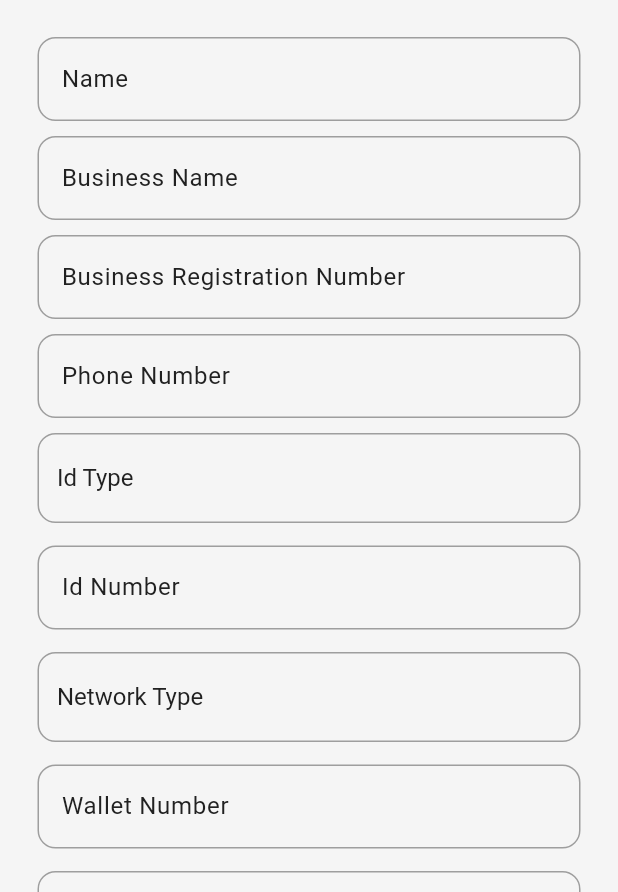
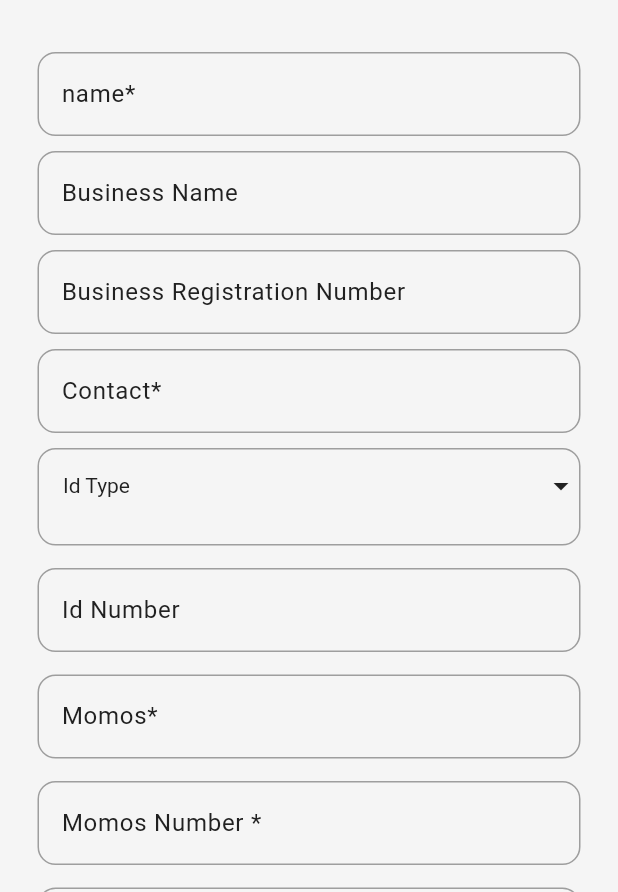
Before and after one commit to Jheezy30/agent_app, a Flutter app: the screen it shows after launch, on a phone screen of 412 x 824 dp, the part 344-1236 px from its top. Run offline on Flutter 3.47's test engine with Material 3 defaults, Android fonts, the phone set to English and light mode, and no system bars; our stand-ins replace dio, dropdown_button2, flutter_svg, geolocator, permission_handler; accounts and stored records are empty.

Commit message:
changes commit

```diff
--- a/lib/components/custom_table_row.dart
+++ b/lib/components/custom_table_row.dart
@@ -72,31 +72,39 @@ class _CustomTableRowState extends State<CustomTableRow> {
           ),
           confirmationTableRow(
             title: 'Business Registration Number',
-            info: '${widget.user.businessRegistration}',
+            info: '${widget.user.businessRegistrationNumber}',
           ),
           confirmationTableRow(
             title: 'Phone Number',
-            info: '${widget.user.phone}',
+            info: '${widget.user.contact}',
+          ),
+          confirmationTableRow(
+            title: 'Id Type',
+            info: '${widget.user.idType}',
           ),
           confirmationTableRow(
             title: 'Id Number',
             info: '${widget.user.idNumber}',
           ),
           confirmationTableRow(
-            title: 'Id Type',
-            info: '${widget.user.idType}',
+            title: 'Momos',
+            info: '${widget.user.momos}',
           ),
           confirmationTableRow(
-            title: 'Network Type',
-            info: '${widget.user.selectedValue}',
+            title: 'Momos Number',
+            info: '${widget.user.momosNumber}',
           ),
           confirmationTableRow(
-            title: 'Wallet Number',
-            info: '${widget.user.wallet}',
+            title: 'Momos Network',
+            info: '${widget.user.momosNetwork}',
           ),
-          confirmationTableRow(
+           confirmationTableRow(
+            title: 'isAmbassador',
+            info: '${widget.user.isAmbassador}',
+          ),
+             confirmationTableRow(
             title: 'Zone',
-            info: '${widget.user.selected}',
+            info: '${widget.user.isLandTenureAgent}',
           ),
           confirmationTableRow(
             title: 'Longitude',
@@ -122,6 +130,12 @@ class _CustomTableRowState extends State<CustomTableRow> {
             title: 'Municipality',
             info: '${geo.district ?? 'N/A'}',
           ),
+            confirmationTableRow(
+            title: 'Suburb',
+            info: '${geo.town ?? 'N/A'}',
+          ),
+
+
         ],
       );
     });
--- a/lib/components/my_drop_down_button.dart
+++ b/lib/components/my_drop_down_button.dart
@@ -1,58 +1,72 @@
+import 'package:dropdown_button2/dropdown_button2.dart';
 import 'package:flutter/material.dart';
-
 class MyDropDownButton extends StatelessWidget {
   final List<String> items;
   final String selectedValue;
+  final String hintText;
   final void Function(String?)? onChanged;
+  final bool isRequired;
+  final String? Function(String?)? validator;
 
   const MyDropDownButton({
     Key? key,
     required this.items,
     required this.selectedValue,
     required this.onChanged,
+    required this.hintText,
+    this.isRequired = false,
+    this.validator,
   }) : super(key: key);
 
   @override
   Widget build(BuildContext context) {
     return Padding(
-      padding: const EdgeInsets.symmetric(horizontal: 25,),
+      padding: const EdgeInsets.symmetric(horizontal: 25),
       child: Container(
-        height: 60,
+        height: 65,
         decoration: BoxDecoration(
           borderRadius: BorderRadius.circular(12),
           border: Border.all(color: Colors.grey.shade500),
         ),
-
-        child: DropdownButtonHideUnderline(
-          child: Padding(
-            padding: const EdgeInsets.symmetric(horizontal: 12.0),
-            child: DropdownButton<String>(
-              isExpanded: true,
-
-              value: selectedValue,
-              onChanged: onChanged,
-              items: items.map<DropdownMenuItem<String>>((String value) {
-                return DropdownMenuItem<String>(
-                  value: value,
-                  child: Text(
-                    value,
-                    style: TextStyle(
-                      fontSize: 16,
-                      color: Colors.grey.shade900,
-                    ),
-                    ),
-                );
-
-              }).toList(),
-
-              style: TextStyle(color: Colors.grey.shade900,
-
-              ),
-              icon: const Icon(Icons.arrow_drop_down),
-              iconEnabledColor: Colors.grey.shade100,
-              dropdownColor: Colors.grey.shade100,
+        child: DropdownButtonFormField<String>(
+          isExpanded: true,
+          value: selectedValue.isNotEmpty && items.contains(selectedValue)
+              ? selectedValue
+              : null,
+          decoration: InputDecoration(
+            contentPadding: EdgeInsets.symmetric(horizontal: 16),
+            hintStyle: TextStyle(color: Colors.grey.shade500),
+            enabledBorder: UnderlineInputBorder(
+              borderSide: BorderSide(color: Colors.transparent),
+            ),
+            focusedBorder: UnderlineInputBorder(
+              borderSide: BorderSide(color: Colors.transparent),
             ),
           ),
+          hint: Text(hintText, style: TextStyle(color: Colors.grey.shade900)),
+          onChanged: onChanged,
+          items: items
+              .map<DropdownMenuItem<String>>(
+                (String value) => DropdownMenuItem<String>(
+              value: value,
+              child: Text(
+                value,
+                style: TextStyle(fontSize: 16, color: Colors.grey.shade900),
+              ),
+            ),
+          )
+              .toList(),
+          style:  TextStyle(color: Colors.grey.shade100),
+          icon: Icon(
+            Icons.arrow_drop_down,
+            color: Colors.grey.shade900,
+          ),
+          validator: validator ?? (value) {
+            if (isRequired && (value == null || value.isEmpty)) {
+              return 'This field is required';
+            }
+            return null;
+          },
         ),
       ),
     );
--- /dev/null
+++ b/lib/components/my_textform_field.dart
@@ -0,0 +1,58 @@
+import 'package:flutter/material.dart';
+
+
+class MyTextFormField extends StatelessWidget {
+  final TextEditingController controller;
+  final String labelText;
+  final bool isRequired;
+  final bool isNumericOnly;
+  final String? Function(String?)? validator;
+
+  const MyTextFormField({
+    super.key,
+    required this.controller,
+    required this.labelText,
+    this.isRequired = false,
+    this.isNumericOnly = false,
+     this.validator,
+    });
+
+  @override
+  Widget build(BuildContext context) {
+    return Padding(
+      padding: const EdgeInsets.symmetric(horizontal: 25),
+      child: TextFormField(
+        autovalidateMode: AutovalidateMode.onUserInteraction,
+        controller: controller,
+        style: TextStyle(color: Colors.grey.shade900),
+        keyboardType: isNumericOnly ? TextInputType.number : TextInputType.text,
+        decoration: InputDecoration(
+          labelText: isRequired ? '$labelText* ' : labelText,
+          labelStyle: TextStyle(
+             color:Colors.grey.shade900,
+          ),
+          enabledBorder: OutlineInputBorder(
+            borderRadius: BorderRadius.circular(12),
+            borderSide: BorderSide(
+              color: Colors.grey.shade500,
+            ),
+          ),
+          focusedBorder: OutlineInputBorder(
+            borderRadius: BorderRadius.circular(12),
+            borderSide: BorderSide(
+              color: isRequired ? Colors.red : Colors.grey.shade500,
+            ),
+          ),
+        ),
+        cursorColor: Colors.grey.shade900,
+        validator: validator ?? (value) {
+          if (isRequired && (value == null || value.isEmpty)) {
+            return 'This field is required';
+          }
+
+          return null;
+        },
+      ),
+    );
+  }
+}
--- a/lib/model/user.dart
+++ b/lib/model/user.dart
@@ -2,36 +2,58 @@
 class User{
   final String name;
   final String? businessName;
-  final String? businessRegistration;
-  final String phone;
+  final String? businessRegistrationNumber;
+  final String contact;
+  final String location;
   final String? idNumber;
-  final String idType;
-  final String selectedValue;
-  final String selected;
-  final String wallet;
+  final String? idType;
+  final String momos;
+  final String momosNumber;
+  final String momosNetwork;
+  final String? isAmbassador;
+  final String? isLandTenureAgent;
+  final String? zone;
+  final String? region;
+  final String latitude;
+  final String longitude;
+
 
   User({
     required this.name,
     this.businessName,
-    this.businessRegistration,
-    required this.phone,
+    this.businessRegistrationNumber,
+    required this.contact,
+    required this.location,
     this.idNumber,
-    required this.idType,
-    required this.selectedValue,
-    required this.selected,
-    required this.wallet,
+    this.idType,
+    required this.momos,
+    required this.momosNumber,
+    required this.momosNetwork,
+    this.isAmbassador,
+    this.isLandTenureAgent,
+    this.zone,
+    this.region,
+    required this.latitude,
+    required this.longitude,
 });
   factory User.fromJson(Map<String, dynamic> json) {
     return User(
       name: json['name'],
       businessName: json['businessName'],
-      businessRegistration: json['businessRegistration'],
-      phone: json['phone'],
+      businessRegistrationNumber: json['businessRegistrationNumber'],
+      contact: json['contact'],
+      location: json['location'],
       idNumber: json['idNumber'],
       idType: json['idType'],
-      selectedValue: json['selectedValue'],
-      selected: json['selected'],
-      wallet: json['wallet'],
+      momos: json['momos'],
+      momosNumber: json['momosNumber'],
+      momosNetwork: json['momosNetwork'],
+      isAmbassador: json['isAmbassador'],
+      isLandTenureAgent: json['isLandTenureAgent'],
+      zone: json['zone'],
+      region: json['region'],
+      latitude: json['latitude'],
+      longitude: json['longitude'],
     );
   }
 
@@ -39,13 +61,21 @@ class User{
     return {
       'name': name,
       'businessName': businessName,
-      'businessRegistration': businessRegistration,
-      'phone': phone,
+      'businessRegistrationNumber': businessRegistrationNumber,
+      'contact': contact,
+      'location': location,
       'idNumber': idNumber,
       'idType': idType,
-      'selectedValue': selectedValue,
-      'selected': selected,
-      'wallet': wallet,
+      'momos': momos,
+      'momosNumber': momosNumber,
+      'momosNetwork': momosNetwork,
+      'isAmbassador' : isAmbassador,
+      'isLandTenureAgent' : isLandTenureAgent,
+      'zone' : zone,
+      'region' : region,
+      'latitude' : latitude,
+      'longitude' : longitude,
+
     };
   }
 }
--- a/lib/pages/vendors_page.dart
+++ b/lib/pages/vendors_page.dart
@@ -1,11 +1,12 @@
+import 'package:agent_app/components/custom_alert_dialogue.dart';
 import 'package:agent_app/components/my_button.dart';
 import 'package:agent_app/components/my_drop_down_button.dart';
+import 'package:agent_app/components/my_textform_field.dart';
 import 'package:agent_app/pages/confirm_details_page.dart';
 import 'package:flutter/material.dart';
 import 'package:flutter_svg/flutter_svg.dart';
 import 'package:provider/provider.dart';
 
-import '../components/my_textfield.dart';
 import '../model/user.dart';
 import '../services/geo_service.dart';
 
@@ -28,15 +29,30 @@ class _VendorsPageState extends State<VendorsPage> {
 
   final TextEditingController nameController = TextEditingController();
   final TextEditingController businessNameController = TextEditingController();
-  final TextEditingController businessRegistrationController =
+  final TextEditingController businessRegistrationNumberController =
       TextEditingController();
-  final TextEditingController phoneController = TextEditingController();
+  final TextEditingController contactController = TextEditingController();
   final TextEditingController idNumberController = TextEditingController();
-  final TextEditingController walletController = TextEditingController();
-  String _selectedValue = 'Network Type';
-  String _selected = 'Zone';
-  String _idType = 'Id Type';
+  final TextEditingController momosController = TextEditingController();
+  final TextEditingController momosNumberController = TextEditingController();
+  final TextEditingController isAmbassadorController = TextEditingController();
+  final TextEditingController isLandTenureAgentController =
+      TextEditingController();
+
+
   User? user;
+  final _formKey = GlobalKey<FormState>();
+  String _idType = '';
+  String _networkType = '';
+  String _zone = '';
+
+
+  String? _nameValidator(String? value) {
+    if (value == null || value.isEmpty) {
+      return 'This field is required';
+    }
+    return null;
+  }
 
   @override
   Widget build(BuildContext context) {
@@ -44,6 +60,8 @@ class _VendorsPageState extends State<VendorsPage> {
       builder: (__, geoservice, _) => Scaffold(
         body: Padding(
           padding: const EdgeInsets.only(top: 75),
+          child: Form(
+            key: _formKey,
             child: Column(
               children: [
                 SvgPicture.asset(
@@ -71,64 +89,91 @@ class _VendorsPageState extends State<VendorsPage> {
                     child: Column(
                       children: [
                         //name field
-                      MyTextField(
+                        const SizedBox(
+                          height: 10,
+                        ),
+
+                        MyTextFormField(
                           controller: nameController,
-                        hintText: "Name",
-                        obscureText: false,
+                          labelText: 'name',
+                          isRequired: true,
+                          validator: _nameValidator,
                         ),
                         const SizedBox(
                           height: 10,
                         ),
                         // business name
-                      MyTextField(
+                        MyTextFormField(
                           controller: businessNameController,
-                        hintText: "Business Name",
-                        obscureText: false,
+                          labelText: "Business Name",
                         ),
 
                         const SizedBox(
                           height: 10,
                         ),
                         // business_registration_number
-                      MyTextField(
-                        controller: businessRegistrationController,
-                        hintText: "Business Registration Number",
-                        obscureText: false,
+                        MyTextFormField(
+                          controller: businessRegistrationNumberController,
+                          labelText: "Business Registration Number",
                         ),
                         const SizedBox(
                           height: 10,
                         ),
 
                         // contact
-                      MyTextField(
-                        controller: phoneController,
-                        hintText: "Phone Number",
-                        obscureText: false,
+                        MyTextFormField(
+                          controller: contactController,
+                          labelText: "Contact",
+                          isRequired: true,
+                          isNumericOnly: true,
+                          validator: _nameValidator,
                         ),
-
-
                         const SizedBox(
                           height: 10,
                         ),
 
                         MyDropDownButton(
-                      items: ['Id Type', 'Ghana Card' , 'Driver License'],
-                       selectedValue: _idType,
-                        onChanged: (value){
+                          items: ['Ghana Card', 'Driver License'],
+                          selectedValue:_idType ,
+                          onChanged: (value) {
                             setState(() {
                               _idType = value!;
                             });
                           },
+                          hintText: 'Id Type',
                         ),
 
                         const SizedBox(
                           height: 15,
                         ),
-                      //id_number
-                      MyTextField(
+
+                        MyTextFormField(
                           controller: idNumberController,
-                        hintText: "Id Number",
-                        obscureText: false,
+                          labelText: "Id Number",
+                        ),
+
+                        const SizedBox(
+                          height: 15,
+                        ),
+
+                        MyTextFormField(
+                          controller: momosController,
+                          labelText: "Momos",
+                          isRequired: true,
+                          isNumericOnly: true,
+                          validator: _nameValidator,
+                        ),
+
+                        const SizedBox(
+                          height: 15,
+                        ),
+
+                        MyTextFormField(
+                          controller: momosNumberController,
+                          labelText: "Momos Number ",
+                          isRequired: true,
+                          isNumericOnly: true,
+                          validator: _nameValidator,
                         ),
 
                         // momo type
@@ -138,45 +183,57 @@ class _VendorsPageState extends State<VendorsPage> {
 
                         MyDropDownButton(
                           items: [
-                          'Network Type',
-                          'Mtn',
+                            'MTN',
                             'Telecel',
-                          'Airtel Tigo'
+                            'AirtelTigo'
                           ],
-                        selectedValue: _selectedValue,
+                          selectedValue:  _networkType,
+                          validator: _nameValidator,
+
+
                           onChanged: (value) {
                             setState(() {
-                            _selectedValue = value!;
+                              _networkType = value!;
+
                             });
                           },
+                          hintText: 'Momos Network',
+                          isRequired: true,
                         ),
                         const SizedBox(
                           height: 15,
                         ),
                         // Wallet number
-                      MyTextField(
-                        controller: walletController,
-                        hintText: "Wallet Number",
-                        obscureText: false,
+                        MyTextFormField(
+                          controller: isAmbassadorController,
+                          labelText: "isAmbassador",
                         ),
                         const SizedBox(
                           height: 15,
                         ),
+
+                        MyTextFormField(
+                          controller: isLandTenureAgentController,
+                          labelText: 'isLandTenureAgent',
+                        ),
+                        const SizedBox(
+                          height: 15,
+                        ),
+
                         MyDropDownButton(
                           items: [
-                          'Zone',
                             'Greater Accra',
                             'Eastern ',
                             'Middle Belt',
                             'Nothern',
                             'Western',
                           ],
-                        selectedValue: _selected,
+                          selectedValue:_zone,
                           onChanged: (value) {
                             setState(() {
-                            _selected = value!;
+                              _zone = value!;
                             });
-                        },
+                          }, hintText: 'Zone',
                         ),
 
                         const SizedBox(
@@ -184,36 +241,67 @@ class _VendorsPageState extends State<VendorsPage> {
                         ),
                         MyButton(
                           onTap: () {
+                            if (_formKey.currentState!.validate()) {
+                              _formKey.currentState!.save();
                               user = User(
                                 name: nameController.text,
-                            businessName: businessNameController.text.isNotEmpty
+                                businessName:
+                                    businessNameController.text.isNotEmpty
                                         ? businessNameController.text
                                         : null,
-                            businessRegistration:
-                                businessRegistrationController.text.isNotEmpty
-                                    ? businessRegistrationController.text
+                                businessRegistrationNumber:
+                                    businessRegistrationNumberController
+                                            .text.isNotEmpty
+                                        ? businessRegistrationNumberController
+                                            .text
                                         : null,
-                            phone: phoneController.text,
-                            selectedValue: _selectedValue,
-                            selected: _selected,
-                            wallet: walletController.text,
+                                contact: contactController.text,
                                 idNumber: idNumberController.text.isNotEmpty
                                     ? idNumberController.text
                                     : null,
                                 idType: _idType,
+                                momos: momosController.text,
+                                momosNumber: momosNumberController.text,
+                                momosNetwork: _networkType,
+                                isAmbassador:
+                                    isAmbassadorController.text.isNotEmpty
+                                        ? isAmbassadorController.text
+                                        : null,
+                                isLandTenureAgent:
+                                    isLandTenureAgentController.text.isNotEmpty
+                                        ? isAmbassadorController.text
+                                        : null,
+                                zone: _zone,
+                                location: '${geoservice.town ?? 'N/A'}',
+                                longitude:
+                                    '${geoservice.currentPosition?.longitude ?? 'N/A'}',
+                                latitude:
+                                    '${geoservice.currentPosition?.latitude ?? 'N/A'}',
+                              );
 
-                          );
+
+
+
                               Navigator.push(
                                 context,
                                 MaterialPageRoute(
                                   builder: (context) => ConfirmDetailsPage(
                                     user: user!,
-
-
-                                    )),
+                                  ),
+                                ),
                               );
+                            } else {
+                              showDialog(
+                                context: context,
+                                builder: (context) => CustomAlertDialog(
+                                  title: 'Empty Fields',
+                                  message:
+                                      'Please fill in all required fields.',
+                                ),
+                              );
+                            }
                           },
-                        text: "Confirm details",
+                          text: 'Confirm details',
                         ),
 
                         const SizedBox(
@@ -227,6 +315,7 @@ class _VendorsPageState extends State<VendorsPage> {
             ),
           ),
         ),
+      ),
     );
   }
 }
--- a/pubspec.yaml
+++ b/pubspec.yaml
@@ -43,6 +43,7 @@ dependencies:
   dio: ^5.4.2
   flutter_svg: ^2.0.10+1
   google_geocoding_api: ^1.5.0
+  dropdown_button2: ^2.3.9
 
 dev_dependencies:
   flutter_test:
```
Also changed, not shown: lib/services/geo_service.dart (+13 -14 lines), pubspec.lock, 1 other file. Lines whose indentation alone changed are shown as unchanged.
